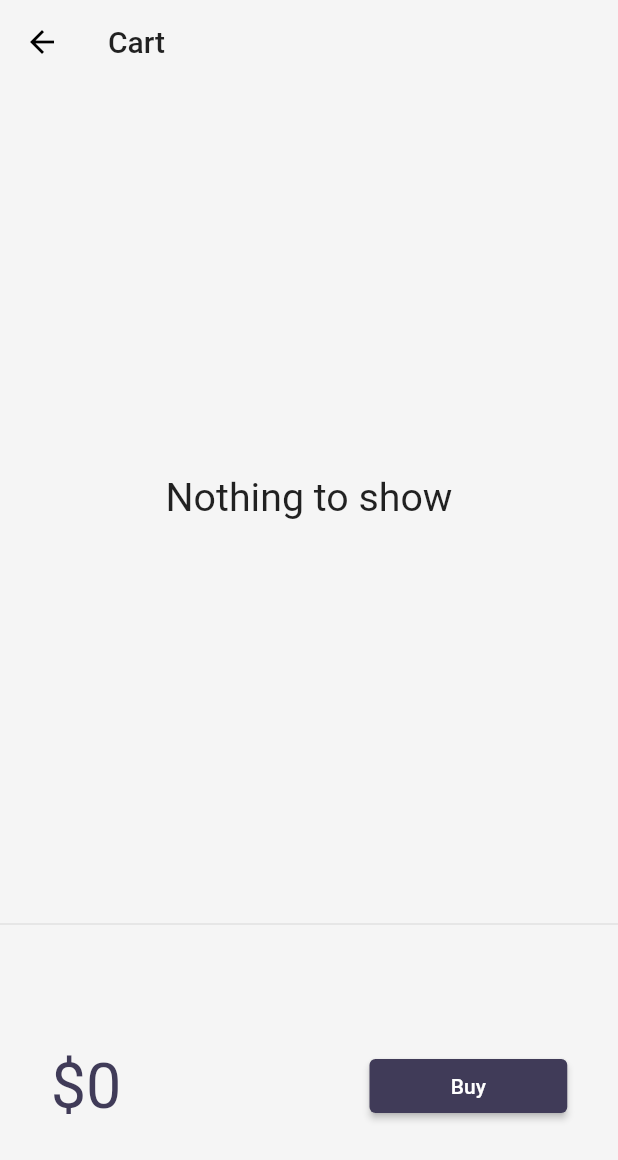
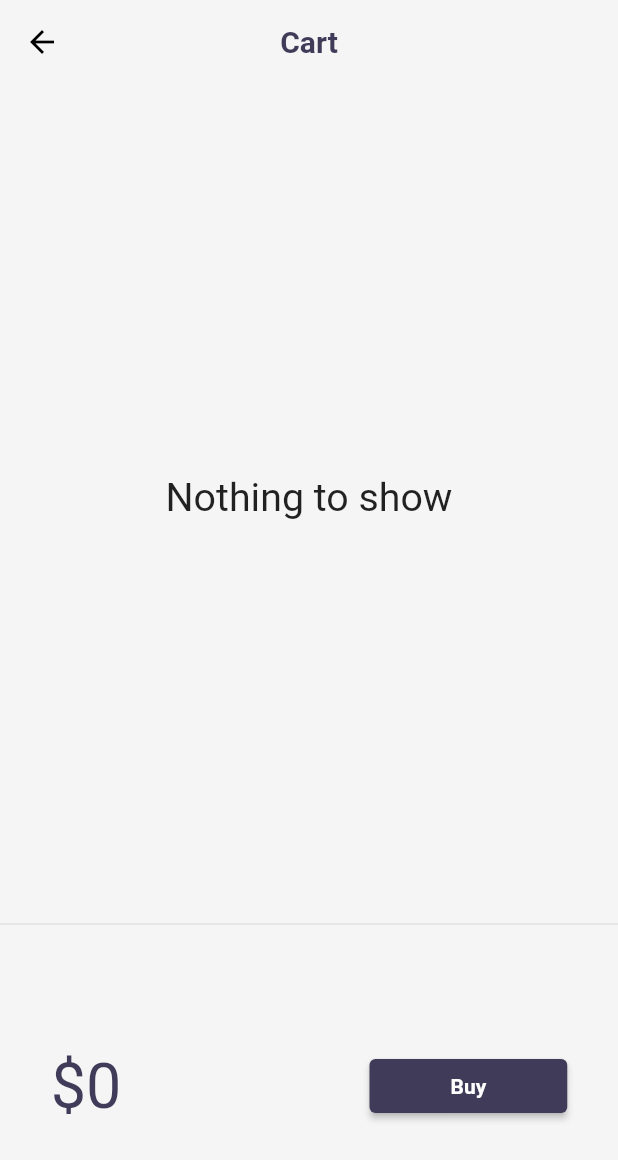
Before and after one commit to kausar100/flutter_practice_app, a Flutter app: the CartPage screen opened by its route, on a phone screen of 412 x 824 dp. Shown: the top 1160 px of the screen. Run offline on Flutter 3.47's test engine with Material 2 defaults, Android fonts, the phone set to English and light mode, and no system bars; drawn by our look-alikes of velocity_x; network calls fail.

Commit message:
cart added succefully day17 completed

```diff
--- a/lib/pages/cart_page.dart
+++ b/lib/pages/cart_page.dart
@@ -13,6 +13,7 @@ class CartPage extends StatelessWidget {
       appBar: AppBar(
         backgroundColor: Colors.transparent,
         title: "Cart".text.make(),
+        centerTitle: true,
       ),
       body: Column(
         children: [
@@ -73,9 +74,10 @@ class _CartTotal extends StatelessWidget {
               ));
             },
             style: ButtonStyle(
-                backgroundColor:
-                    MaterialStateProperty.all(context.theme.buttonColor)),
-            child: "Buy".text.white.make(),
+              backgroundColor:
+                  MaterialStateProperty.all(context.theme.buttonColor),
+            ),
+            child: "Buy".text.bold.white.make(),
           ).w32(context)
         ],
       ),
--- a/lib/pages/detail_homepage.dart
+++ b/lib/pages/detail_homepage.dart
@@ -21,7 +21,7 @@ class DetailHomePage extends StatelessWidget {
           alignment: MainAxisAlignment.spaceBetween,
           buttonPadding: EdgeInsets.zero,
           children: [
-            "\$${catalog.price}".text.bold.xl2.red500.make(),
+            "\$${catalog.price}".text.bold.xl2.red800.make(),
             AddToCart(catalog: catalog).wh(70, 35),
           ],
         ).p16(),
--- a/lib/widgets/themes.dart
+++ b/lib/widgets/themes.dart
@@ -10,6 +10,8 @@ class MyTheme {
       accentColor: darkBluishColor,
       appBarTheme: AppBarTheme(
         color: Colors.white,
+        titleTextStyle: TextStyle(
+            color: darkBluishColor, fontSize: 20, fontWeight: FontWeight.bold),
         elevation: 0.0,
         iconTheme: IconThemeData(color: Colors.black),
         textTheme: Theme.of(context).textTheme,
@@ -27,7 +29,7 @@ class MyTheme {
         iconTheme: IconThemeData(color: Colors.white),
         textTheme: Theme.of(context).textTheme.copyWith(
               headline6:
-                  context.textTheme.headline6!.copyWith(color: Colors.white),
+                  context.textTheme.headline6?.copyWith(color: Colors.white),
             ),
       ));
 
```
Also changed, not shown: lib/widgets/home_widgets/catalog_list.dart (+2 -11 lines).
